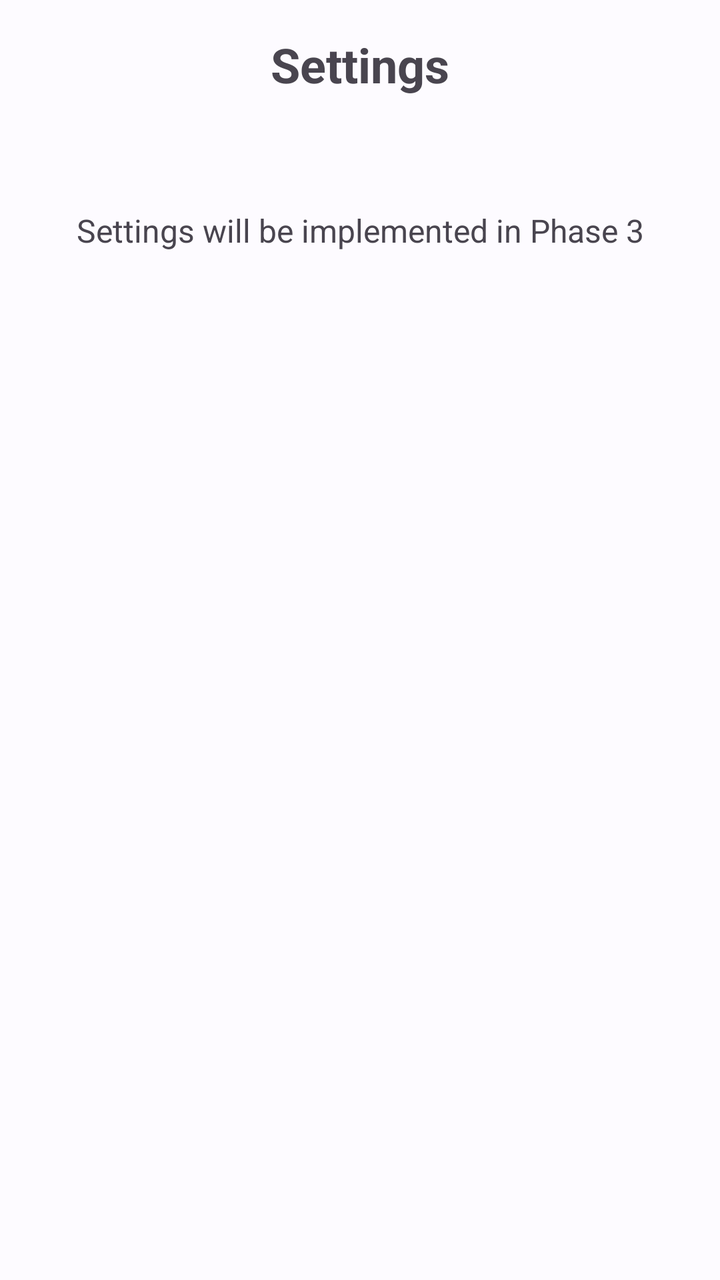
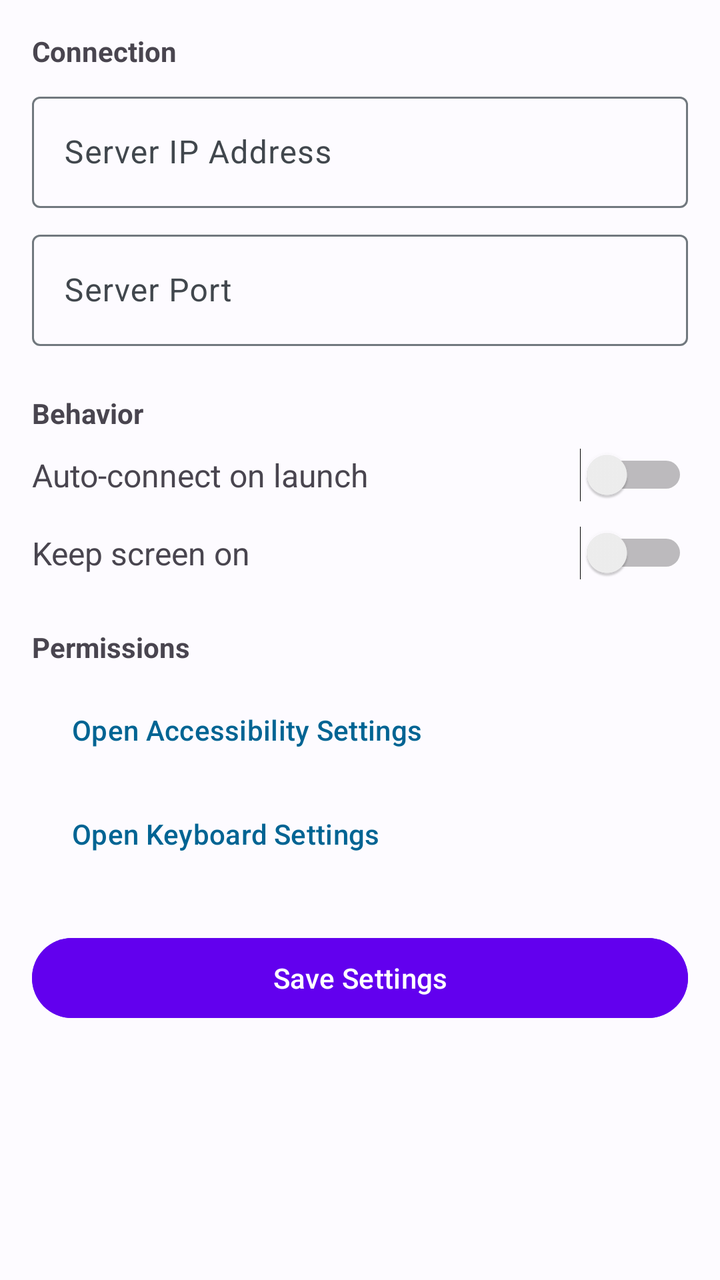

Two renders of the same Android screen: before a commit and after it. Below are the layout's source before the change and the commit's diff.
<!-- AndroidManifest.xml: activity theme Theme.WiFiKeyControl -->
<!-- res/layout/activity_settings.xml -->
<?xml version="1.0" encoding="utf-8"?>
<LinearLayout xmlns:android="http://schemas.android.com/apk/res/android"
    android:layout_width="match_parent"
    android:layout_height="match_parent"
    android:orientation="vertical"
    android:padding="16dp">

    <TextView
        android:layout_width="match_parent"
        android:layout_height="wrap_content"
        android:text="Settings"
        android:textSize="24sp"
        android:textStyle="bold"
        android:gravity="center"
        android:layout_marginBottom="24dp" />

    <TextView
        android:layout_width="match_parent"
        android:layout_height="wrap_content"
        android:text="Settings will be implemented in Phase 3"
        android:textSize="16sp"
        android:gravity="center"
        android:layout_marginTop="32dp" />

</LinearLayout>
<!-- resources referenced by this layout -->
<resources>
  <style name="Theme.WiFiKeyControl" parent="Theme.Material3.DayNight.NoActionBar">
          
          <item name="colorPrimary">@color/md_theme_light_primary</item>
          <item name="colorOnPrimary">@color/md_theme_light_onPrimary</item>
          <item name="colorPrimaryContainer">@color/md_theme_light_primaryContainer</item>
          <item name="colorOnPrimaryContainer">@color/md_theme_light_onPrimaryContainer</item>
          
          <item name="colorSecondary">@color/md_theme_light_secondary</item>
          <item name="colorOnSecondary">@color/md_theme_light_onSecondary</item>
          <item name="colorSecondaryContainer">@color/md_theme_light_secondaryContainer</item>
          <item name="colorOnSecondaryContainer">@color/md_theme_light_onSecondaryContainer</item>
          
          <item name="colorTertiary">@color/md_theme_light_tertiary</item>
          <item name="colorOnTertiary">@color/md_theme_light_onTertiary</item>
          <item name="colorTertiaryContainer">@color/md_theme_light_tertiaryContainer</item>
          <item name="colorOnTertiaryContainer">@color/md_theme_light_onTertiaryContainer</item>
          
          <item name="colorError">@color/md_theme_light_error</item>
          <item name="colorErrorContainer">@color/md_theme_light_errorContainer</item>
          <item name="colorOnError">@color/md_theme_light_onError</item>
          <item name="colorOnErrorContainer">@color/md_theme_light_onErrorContainer</item>
          
          <item name="android:colorBackground">@color/md_theme_light_background</item>
          <item name="colorOnBackground">@color/md_theme_light_onBackground</item>
          <item name="colorSurface">@color/md_theme_light_surface</item>
          <item name="colorOnSurface">@color/md_theme_light_onSurface</item>
          <item name="colorSurfaceVariant">@color/md_theme_light_surfaceVariant</item>
          <item name="colorOnSurfaceVariant">@color/md_theme_light_onSurfaceVariant</item>
          <item name="colorOutline">@color/md_theme_light_outline</item>
          <item name="colorOnSurfaceInverse">@color/md_theme_light_inverseOnSurface</item>
          <item name="colorSurfaceInverse">@color/md_theme_light_inverseSurface</item>
          <item name="colorPrimaryInverse">@color/md_theme_light_inversePrimary</item>
      </style>
  <color name="md_theme_light_primary">#006493</color>
  <color name="md_theme_light_onPrimary">#FFFFFF</color>
  <color name="md_theme_light_primaryContainer">#CAE6FF</color>
  <color name="md_theme_light_onPrimaryContainer">#001E30</color>
  <color name="md_theme_light_secondary">#50607A</color>
  <color name="md_theme_light_onSecondary">#FFFFFF</color>
  <color name="md_theme_light_secondaryContainer">#D8E4F8</color>
  <color name="md_theme_light_onSecondaryContainer">#0C1D35</color>
  <color name="md_theme_light_tertiary">#65587B</color>
  <color name="md_theme_light_onTertiary">#FFFFFF</color>
  <color name="md_theme_light_tertiaryContainer">#ECDCFF</color>
  <color name="md_theme_light_onTertiaryContainer">#201634</color>
  <color name="md_theme_light_error">#BA1A1A</color>
  <color name="md_theme_light_errorContainer">#FFDAD6</color>
  <color name="md_theme_light_onError">#FFFFFF</color>
  <color name="md_theme_light_onErrorContainer">#410002</color>
  <color name="md_theme_light_background">#FDFBFF</color>
  <color name="md_theme_light_onBackground">#1A1B1E</color>
  <color name="md_theme_light_surface">#FDFBFF</color>
  <color name="md_theme_light_onSurface">#1A1B1E</color>
  <color name="md_theme_light_surfaceVariant">#DDE3EA</color>
  <color name="md_theme_light_onSurfaceVariant">#41474D</color>
  <color name="md_theme_light_outline">#71787E</color>
  <color name="md_theme_light_inverseOnSurface">#F1F0F4</color>
  <color name="md_theme_light_inverseSurface">#2F3033</color>
  <color name="md_theme_light_inversePrimary">#8FCDFF</color>
</resources>

<!-- the commit's change to res/layout/activity_settings.xml (unified diff, before → after) -->
@@ -1,25 +1,140 @@
 <?xml version="1.0" encoding="utf-8"?>
-<LinearLayout xmlns:android="http://schemas.android.com/apk/res/android"
+<ScrollView xmlns:android="http://schemas.android.com/apk/res/android"
     android:layout_width="match_parent"
     android:layout_height="match_parent"
-    android:orientation="vertical"
-    android:padding="16dp">
+    android:fillViewport="true">
 
-    <TextView
+    <LinearLayout
         android:layout_width="match_parent"
         android:layout_height="wrap_content"
-        android:text="Settings"
-        android:textSize="24sp"
-        android:textStyle="bold"
-        android:gravity="center"
-        android:layout_marginBottom="24dp" />
+        android:orientation="vertical"
+        android:padding="16dp">
 
-    <TextView
-        android:layout_width="match_parent"
-        android:layout_height="wrap_content"
-        android:text="Settings will be implemented in Phase 3"
-        android:textSize="16sp"
-        android:gravity="center"
-        android:layout_marginTop="32dp" />
+        
+        <TextView
+            android:layout_width="match_parent"
+            android:layout_height="wrap_content"
+            android:text="Connection"
+            android:textSize="14sp"
+            android:textStyle="bold"
+            android:textColor="?android:textColorSecondary"
+            android:layout_marginBottom="8dp" />
 
-</LinearLayout>
+        <com.google.android.material.textfield.TextInputLayout
+            android:layout_width="match_parent"
+            android:layout_height="wrap_content"
+            android:hint="Server IP Address"
+            android:layout_marginBottom="8dp">
+            
+            <com.google.android.material.textfield.TextInputEditText
+                android:id="@+id/serverIpInput"
+                android:layout_width="match_parent"
+                android:layout_height="wrap_content"
+                android:inputType="text"
+                android:singleLine="true" />
+        </com.google.android.material.textfield.TextInputLayout>
+
+        <com.google.android.material.textfield.TextInputLayout
+            android:layout_width="match_parent"
+            android:layout_height="wrap_content"
+            android:hint="Server Port"
+            android:layout_marginBottom="16dp">
+            
+            <com.google.android.material.textfield.TextInputEditText
+                android:id="@+id/serverPortInput"
+                android:layout_width="match_parent"
+                android:layout_height="wrap_content"
+                android:inputType="number"
+                android:singleLine="true" />
+        </com.google.android.material.textfield.TextInputLayout>
+
+        
+        <TextView
+            android:layout_width="match_parent"
+            android:layout_height="wrap_content"
+            android:text="Behavior"
+            android:textSize="14sp"
+            android:textStyle="bold"
+            android:textColor="?android:textColorSecondary"
+            android:layout_marginTop="8dp"
+            android:layout_marginBottom="8dp" />
+
+        <LinearLayout
+            android:layout_width="match_parent"
+            android:layout_height="wrap_content"
+            android:orientation="horizontal"
+            android:gravity="center_vertical"
+            android:layout_marginBottom="12dp">
+
+            <TextView
+                android:layout_width="0dp"
+                android:layout_height="wrap_content"
+                android:layout_weight="1"
+                android:text="Auto-connect on launch"
+                android:textSize="16sp" />
+
+            <Switch
+                android:id="@+id/autoConnectSwitch"
+                android:layout_width="wrap_content"
+                android:layout_height="wrap_content" />
+        </LinearLayout>
+
+        <LinearLayout
+            android:layout_width="match_parent"
+            android:layout_height="wrap_content"
+            android:orientation="horizontal"
+            android:gravity="center_vertical"
+            android:layout_marginBottom="16dp">
+
+            <TextView
+                android:layout_width="0dp"
+                android:layout_height="wrap_content"
+                android:layout_weight="1"
+                android:text="Keep screen on"
+                android:textSize="16sp" />
+
+            <Switch
+                android:id="@+id/keepScreenOnSwitch"
+                android:layout_width="wrap_content"
+                android:layout_height="wrap_content" />
+        </LinearLayout>
+
+        
+        <TextView
+            android:layout_width="match_parent"
+            android:layout_height="wrap_content"
+            android:text="Permissions"
+            android:textSize="14sp"
+            android:textStyle="bold"
+            android:textColor="?android:textColorSecondary"
+            android:layout_marginTop="8dp"
+            android:layout_marginBottom="8dp" />
+
+        <Button
+            android:id="@+id/accessibilitySettingsBtn"
+            android:layout_width="match_parent"
+            android:layout_height="wrap_content"
+            android:text="Open Accessibility Settings"
+            style="?android:attr/buttonBarButtonStyle"
+            android:gravity="start|center_vertical"
+            android:layout_marginBottom="4dp" />
+
+        <Button
+            android:id="@+id/keyboardSettingsBtn"
+            android:layout_width="match_parent"
+            android:layout_height="wrap_content"
+            android:text="Open Keyboard Settings"
+            style="?android:attr/buttonBarButtonStyle"
+            android:gravity="start|center_vertical"
+            android:layout_marginBottom="24dp" />
+
+        
+        <Button
+            android:id="@+id/saveButton"
+            android:layout_width="match_parent"
+            android:layout_height="wrap_content"
+            android:text="Save Settings"
+            android:backgroundTint="@color/design_default_color_primary" />
+
+    </LinearLayout>
+</ScrollView>
